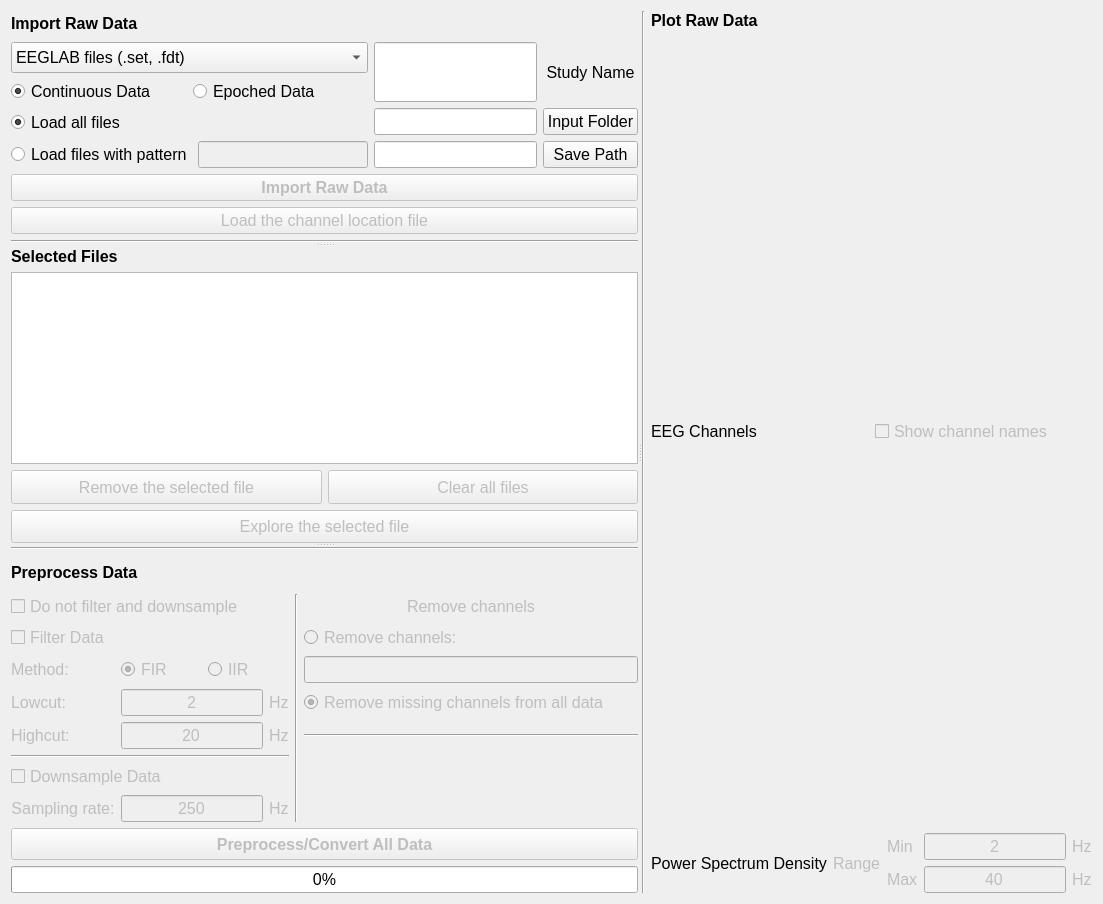
Old version of the form src/main/resources/base/NewStudyWindow.ui in the repository eeg-comet/eeg-comet.
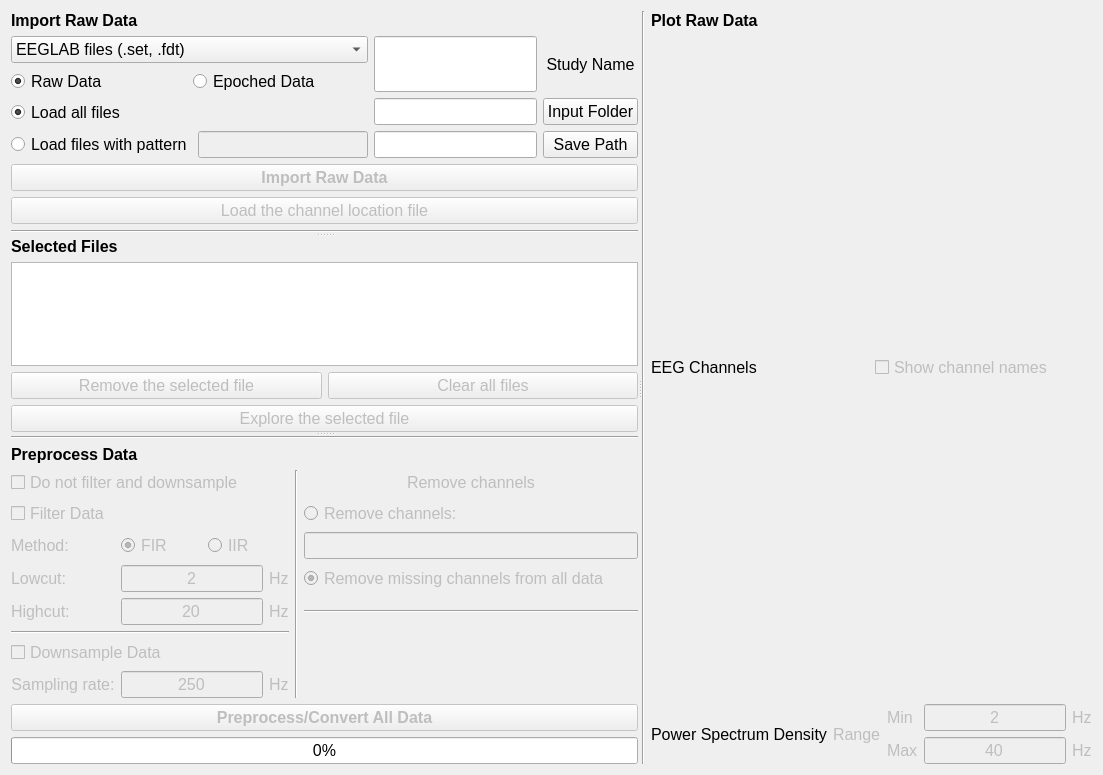
New version of the form. Custom widgets are drawn as their Qt base class.

Commit message:
save eeg data in original format
now eeg data will be saved original format
debug

What changed in the file:
```diff
--- a/src/main/resources/base/NewStudyWindow.ui
+++ b/src/main/resources/base/NewStudyWindow.ui
@@ -7,7 +7,7 @@
     <x>0</x>
     <y>0</y>
     <width>1103</width>
-    <height>904</height>
+    <height>775</height>
    </rect>
   </property>
   <property name="minimumSize">
@@ -97,7 +97,7 @@
                 </font>
                </property>
                <property name="text">
-                <string>Continuous Data</string>
+                <string>Raw Data</string>
                </property>
                <property name="checked">
                 <bool>true</bool>
```
Left out of the diff: 6 changed lines with no effect on the pictures. The commit also changes 13 other files.
